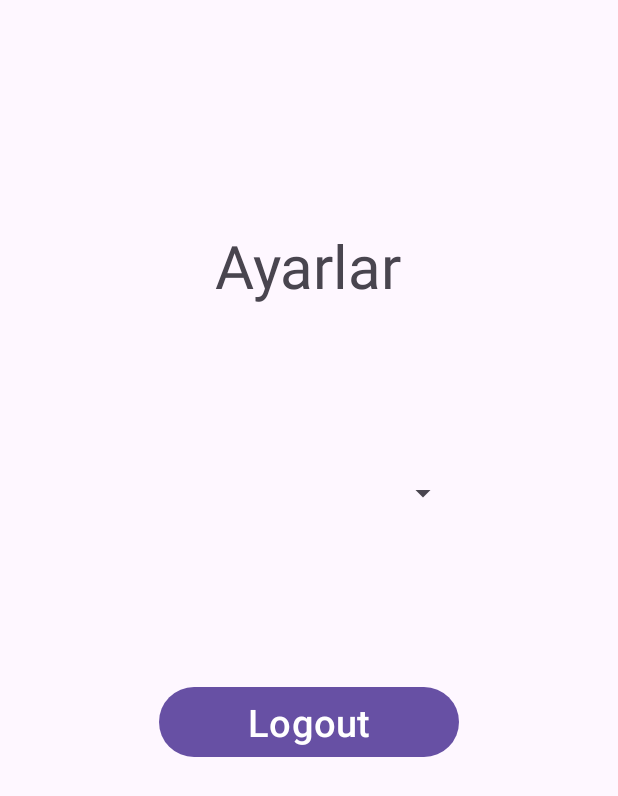
After one commit to yusufmor/KangaliYakala, an Android app: the SettingsActivty screen opened directly, with no data from a screen before it, on a phone screen of 412 x 824 dp. The commit adds this screen. Shown: the top 796 px of the screen. Run offline under Robolectric (Android 15) with nearby library versions, the phone set to English and light mode, and no system bars.

Commit message:
Settings Activty created

```diff
--- a/app/src/main/AndroidManifest.xml
+++ b/app/src/main/AndroidManifest.xml
@@ -13,6 +13,9 @@
         android:theme="@style/Theme.Kangali_yakala"
         tools:targetApi="31">
         <activity
+            android:name=".SettingsActivty"
+            android:exported="false" />
+        <activity
             android:name=".MainActivity"
             android:exported="true">
             <intent-filter>
--- /dev/null
+++ b/app/src/main/java/com/example/kangali_yakala/SettingsActivty.java
@@ -0,0 +1,24 @@
+package com.example.kangali_yakala;
+
+import android.os.Bundle;
+
+import androidx.activity.EdgeToEdge;
+import androidx.appcompat.app.AppCompatActivity;
+import androidx.core.graphics.Insets;
+import androidx.core.view.ViewCompat;
+import androidx.core.view.WindowInsetsCompat;
+
+public class SettingsActivty extends AppCompatActivity {
+
+    @Override
+    protected void onCreate(Bundle savedInstanceState) {
+        super.onCreate(savedInstanceState);
+        EdgeToEdge.enable(this);
+        setContentView(R.layout.activity_settings);
+        ViewCompat.setOnApplyWindowInsetsListener(findViewById(R.id.main), (v, insets) -> {
+            Insets systemBars = insets.getInsets(WindowInsetsCompat.Type.systemBars());
+            v.setPadding(systemBars.left, systemBars.top, systemBars.right, systemBars.bottom);
+            return insets;
+        });
+    }
+}
--- /dev/null
+++ b/app/src/main/res/layout/activity_settings.xml
@@ -0,0 +1,39 @@
+<?xml version="1.0" encoding="utf-8"?>
+<LinearLayout
+    xmlns:android="http://schemas.android.com/apk/res/android"
+    xmlns:app="http://schemas.android.com/apk/res-auto"
+    xmlns:tools="http://schemas.android.com/tools"
+    android:id="@+id/main"
+    android:layout_width="match_parent"
+    android:layout_height="match_parent"
+    tools:context=".SettingsActivty"
+    android:orientation="vertical">
+
+    <TextView
+        android:layout_width="wrap_content"
+        android:layout_height="wrap_content"
+        android:text="@string/ayarlar"
+        android:textSize="40sp"
+        android:layout_marginTop="150dp"
+        android:layout_gravity="center"
+        />
+
+
+    <Spinner
+        android:layout_width="200dp"
+        android:layout_height="50dp"
+        android:layout_gravity="center"
+        android:layout_marginTop="100dp"
+        />
+
+    <Button
+        android:id="@+id/logout"
+        android:layout_width="200dp"
+        android:layout_height="wrap_content"
+        android:text="Logout"
+        android:textSize="25sp"
+        android:layout_gravity="center"
+        android:layout_marginTop="100dp"
+        />
+
+</LinearLayout>
--- /dev/null
+++ b/app/src/main/res/layout/spinner_item.xml
@@ -0,0 +1,8 @@
+<?xml version="1.0" encoding="utf-8"?>
+<TextView xmlns:android="http://schemas.android.com/apk/res/android"
+    android:layout_width="match_parent"
+    android:layout_height="match_parent"
+    android:text="Text View"
+    android:textSize="30sp"
+
+    />
--- a/app/src/main/res/values/strings.xml
+++ b/app/src/main/res/values/strings.xml
@@ -1,4 +1,5 @@
 <resources>
     <string name="app_name">kangali_yakala</string>
     <string name="kangali_yakala">Kangali Yakala</string>
+    <string name="ayarlar">Ayarlar</string>
 </resources>
```
